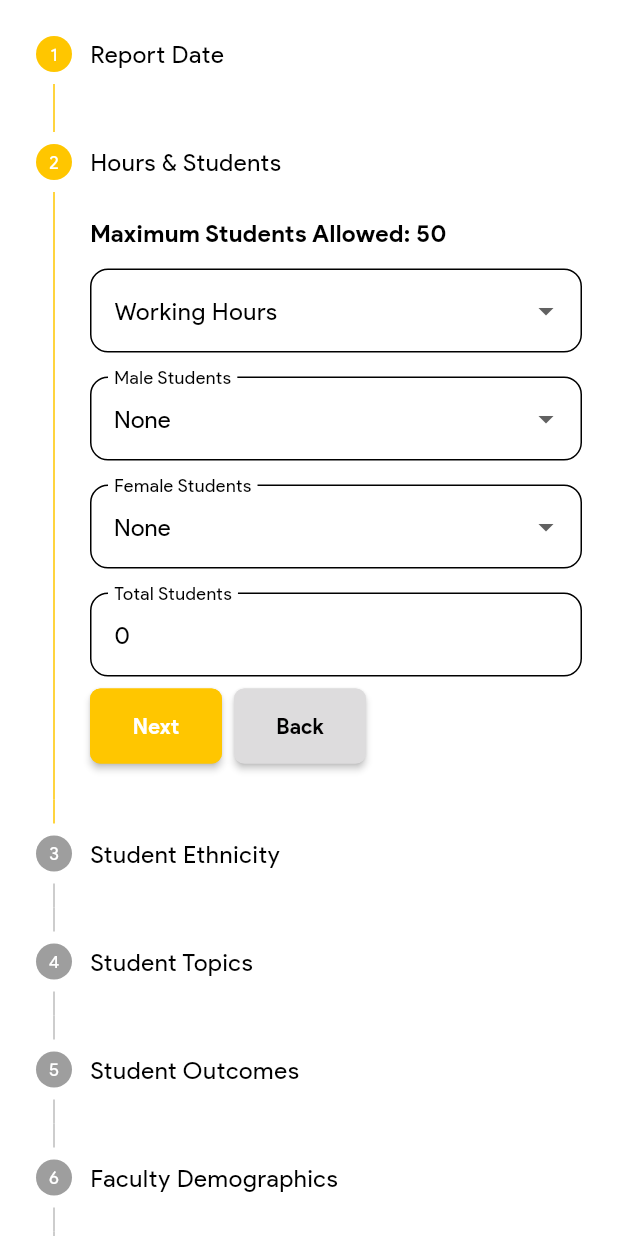
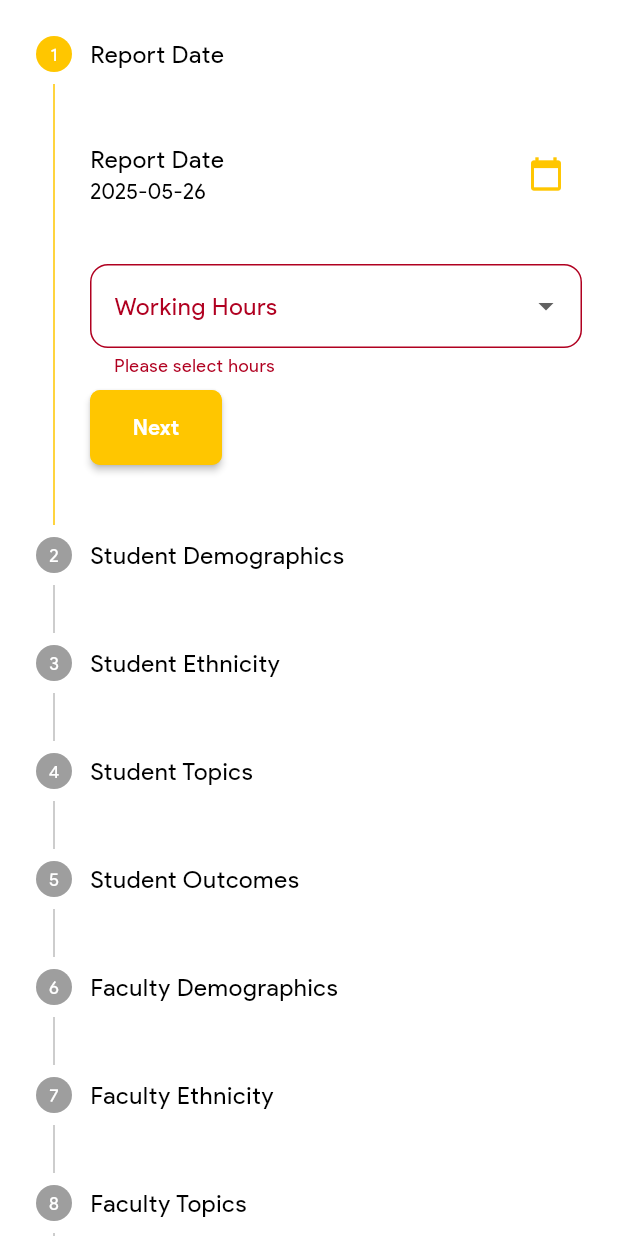
Before and after one commit to Angello-27/nsca_daily, a Flutter app: the DailyReportScreen screen opened directly, after a tap on "Next", on a phone screen of 412 x 824 dp. Run offline on Flutter 3.47's test engine with Material 3 defaults, Android fonts, the light colour scheme and no system bars; our stand-ins replace cached_network_image, connectivity_plus, html_unescape, image_picker, lottie, material_design_icons_flutter and 8 more; missing offline and left inert: universal_html, vimeo_embed_player; accounts and stored records are empty; network calls fail.

Commit message:
registro completo del reporte diario

```diff
--- a/lib/constants.dart
+++ b/lib/constants.dart
@@ -1,8 +1,8 @@
 // ignore_for_file: constant_identifier_names
 import 'package:flutter/material.dart';
 
-//const String BASE_URL = 'https://www.nscaacademy.org';
-const String BASE_URL = 'http://192.168.0.9/nsca-lms/';
+const String BASE_URL = 'https://www.nscaacademy.org';
+//const String BASE_URL = 'http://192.168.0.9/nsca-lms/';
 
 // list of colors that we use in our app
 const kBackgroundColor = Color(0xFFF5F9FA);
--- a/lib/widgets/daily_report/daily_report_stepper.dart
+++ b/lib/widgets/daily_report/daily_report_stepper.dart
@@ -1,9 +1,10 @@
 import 'package:flutter/material.dart';
+import 'package:lottie/lottie.dart';
 import 'package:nsca_daily/constants.dart';
 import 'package:provider/provider.dart';
 import '../../providers/daily_report.dart';
 import './date_step.dart';
-import './hours_step.dart';
+import 'student_demographics_step.dart';
 import './student_ethnic_step.dart';
 import './student_topics_step.dart';
 import './student_outcomes_step.dart';
@@ -32,16 +33,27 @@ class _DailyReportStepperState extends State<DailyReportStepper> {
     if (form == null || form.validate()) {
       if (isLast) {
         try {
-          await prov.submitReport();
-          if (!mounted) return; // evita usar context si ya no está montado
-          ScaffoldMessenger.of(
-            context,
-          ).showSnackBar(const SnackBar(content: Text('Report submitted')));
-        } catch (e) {
+          final error = await prov.submitReport();
+          if (!mounted) return;
+          if (error != null) {
+            ScaffoldMessenger.of(
+              context,
+            ).showSnackBar(SnackBar(content: Text(error)));
+          } else {
+            // En lugar del SnackBar, mostramos el diálogo de éxito
+            await showSuccessDialog(context);
+            // 1) Reseteo el provider
+            prov.reset();
+            // 2) Pinto el stepper de nuevo en 0
+            setState(() {
+              _currentStep = 0;
+            });
+          }
+        } catch (error) {
           if (!mounted) return;
           ScaffoldMessenger.of(
             context,
-          ).showSnackBar(SnackBar(content: Text(e.toString())));
+          ).showSnackBar(SnackBar(content: Text(error.toString())));
         }
       } else {
         setState(() => _currentStep++);
@@ -60,8 +72,8 @@ class _DailyReportStepperState extends State<DailyReportStepper> {
       isActive: _currentStep >= 0,
     ),
     Step(
-      title: const Text('Hours & Students'),
-      content: Form(key: _stepKeys[1], child: const HoursStep()),
+      title: const Text('Student Demographics'),
+      content: Form(key: _stepKeys[1], child: const StudentDemographicsStep()),
       isActive: _currentStep >= 1,
       state: _currentStep > 1 ? StepState.complete : StepState.indexed,
     ),
@@ -120,6 +132,39 @@ class _DailyReportStepperState extends State<DailyReportStepper> {
       state: _currentStep > 10 ? StepState.complete : StepState.indexed,
     ),
   ];
+
+  Future<void> showSuccessDialog(BuildContext context) {
+    return showDialog(
+      context: context,
+      barrierDismissible: false,
+      builder:
+          (_) => AlertDialog(
+            content: Column(
+              mainAxisSize: MainAxisSize.min,
+              children: [
+                // Si tienes un JSON de Lottie en assets:
+                Lottie.asset(
+                  'assets/images/success.json',
+                  width: 120,
+                  repeat: false,
+                ),
+                const SizedBox(height: 16),
+                const Text(
+                  'Your daily report was submitted successfully!',
+                  textAlign: TextAlign.center,
+                  style: TextStyle(fontSize: 16, fontWeight: FontWeight.bold),
+                ),
+              ],
+            ),
+            actions: [
+              TextButton(
+                onPressed: () => Navigator.of(context).pop(),
+                child: const Text('OK'),
+              ),
+            ],
+          ),
+    );
+  }
 
   Widget _buildNextButton(ControlsDetails details, bool isLast) {
     return MaterialButton(
--- a/lib/widgets/daily_report/date_step.dart
+++ b/lib/widgets/daily_report/date_step.dart
@@ -11,7 +11,10 @@ class DateStep extends StatelessWidget {
   Widget build(BuildContext context) {
     final prov = context.watch<DailyReportProvider>();
 
-    return ListTile(
+    return Column(
+      crossAxisAlignment: CrossAxisAlignment.start,
+      children: [
+        ListTile(
           contentPadding: const EdgeInsets.symmetric(vertical: 8),
           title: const Text('Report Date'),
           subtitle: Text(
@@ -32,6 +35,28 @@ class DateStep extends StatelessWidget {
               if (selected != null) prov.setDate(selected);
             },
           ),
+        ),
+        const SizedBox(height: 16),
+        // Working hours
+        DropdownButtonFormField<int>(
+          decoration: InputDecoration(
+            labelText: 'Working Hours',
+            border: kDefaultInputBorder,
+            focusedBorder: kDefaultFocusInputBorder,
+            filled: true,
+            fillColor: Colors.white70,
+          ),
+          value: prov.workingHours,
+          items:
+              List.generate(12, (i) => i + 1)
+                  .map((h) => DropdownMenuItem(value: h, child: Text('$h')))
+                  .toList(),
+          onChanged: (v) {
+            if (v != null) prov.setWorkingHours(v);
+          },
+          validator: (v) => v == null ? 'Please select hours' : null,
+        ),
+      ],
     );
   }
 }
--- a/lib/widgets/daily_report/faculty_demographics_step.dart
+++ b/lib/widgets/daily_report/faculty_demographics_step.dart
@@ -20,7 +20,7 @@ class FacultyDemographicsStep extends StatelessWidget {
       crossAxisAlignment: CrossAxisAlignment.start,
       children: [
         // Total de personal académico
-        DropdownButtonFormField<int>(
+        DropdownButtonFormField<int?>(
           decoration: InputDecoration(
             labelText: 'Total Faculty/Staff',
             border: kDefaultInputBorder,
@@ -28,11 +28,17 @@ class FacultyDemographicsStep extends StatelessWidget {
             filled: true,
             fillColor: Colors.white70,
           ),
+          // value puede ser null hasta que el usuario elija
           value: prov.teachersMany,
-          items:
-              List.generate(50, (i) => i + 1)
-                  .map((v) => DropdownMenuItem(value: v, child: Text('$v')))
-                  .toList(),
+          items: [
+            // opción inicial vacía
+            const DropdownMenuItem<int?>(value: null, child: Text('None')),
+            // de 1 a total
+            ...List.generate(
+              50,
+              (i) => i + 1,
+            ).map((v) => DropdownMenuItem(value: v, child: Text('$v'))),
+          ],
           onChanged: (v) {
             if (v != null) prov.setTeachersMany(v);
           },
--- a/lib/widgets/daily_report/hours_step.dart
+++ b/lib/widgets/daily_report/student_demographics_step.dart
@@ -1,43 +1,43 @@
 import 'package:flutter/material.dart';
+import 'package:nsca_daily/helpers/report_helpers.dart';
 import 'package:provider/provider.dart';
 import '../../providers/daily_report.dart';
 import '../../constants.dart';
 
 /// Widget para seleccionar horas de trabajo y conteo de alumnos (máximo 50)
-class HoursStep extends StatefulWidget {
-  const HoursStep({super.key});
+class StudentDemographicsStep extends StatefulWidget {
+  const StudentDemographicsStep({super.key});
 
   @override
-  State<HoursStep> createState() => _HoursStepState();
+  State<StudentDemographicsStep> createState() =>
+      _StudentDemographicsStepState();
 }
 
-class _HoursStepState extends State<HoursStep> {
+class _StudentDemographicsStepState extends State<StudentDemographicsStep> {
   late final TextEditingController _totalController;
+  late final DailyReportProvider _prov;
 
   @override
   void initState() {
     super.initState();
     _totalController = TextEditingController();
-    // Suscríbete a cambios del provider:
-    WidgetsBinding.instance.addPostFrameCallback((_) {
-      final prov = context.read<DailyReportProvider>();
-      prov.addListener(_updateTotal);
-      _updateTotal();
-    });
+    // Capturamos el provider y suscribimos listener
+    _prov = context.read<DailyReportProvider>();
+    _prov.addListener(_updateTotal);
+    _updateTotal();
   }
 
   @override
   void dispose() {
-    context.read<DailyReportProvider>().removeListener(_updateTotal);
+    // Usamos la referencia guardada, no context.read()
+    _prov.removeListener(_updateTotal);
     _totalController.dispose();
     super.dispose();
   }
 
   void _updateTotal() {
-    // Esto se llamará tras cada notifyListeners()
     if (!mounted) return;
-    _totalController.text =
-        context.read<DailyReportProvider>().studentsMany.toString();
+    _totalController.text = (_prov.studentsMany).toString();
   }
 
   @override
@@ -60,28 +60,6 @@ class _HoursStepState extends State<HoursStep> {
             style: const TextStyle(fontWeight: FontWeight.bold, fontSize: 16),
           ),
         ),
-
-        // Working hours
-        DropdownButtonFormField<int>(
-          decoration: InputDecoration(
-            labelText: 'Working Hours',
-            border: kDefaultInputBorder,
-            focusedBorder: kDefaultFocusInputBorder,
-            filled: true,
-            fillColor: Colors.white70,
-          ),
-          value: prov.workingHours,
-          items:
-              List.generate(12, (i) => i + 1)
-                  .map((h) => DropdownMenuItem(value: h, child: Text('$h')))
-                  .toList(),
-          onChanged: (v) {
-            if (v != null) prov.setWorkingHours(v);
-          },
-          validator: (v) => v == null ? 'Please select hours' : null,
-        ),
-
-        const SizedBox(height: 16),
 
         // Male Students
         DropdownButtonFormField<int?>(
@@ -151,6 +129,27 @@ class _HoursStepState extends State<HoursStep> {
             fillColor: Colors.white70,
           ),
         ),
+
+        const SizedBox(height: 16),
+
+        // Average Age dropdown
+        DropdownButtonFormField<String?>(
+          decoration: InputDecoration(
+            labelText: 'Average Age',
+            border: kDefaultInputBorder,
+            focusedBorder: kDefaultFocusInputBorder,
+            filled: true,
+            fillColor: Colors.white70,
+          ),
+          items:
+              getAgeGroups().entries
+                  .map(
+                    (e) => DropdownMenuItem(value: e.key, child: Text(e.value)),
+                  )
+                  .toList(),
+          value: prov.averageAge,
+          onChanged: prov.setAverageAge,
+        ),
       ],
     );
   }
--- a/lib/widgets/daily_report/student_ethnic_step.dart
+++ b/lib/widgets/daily_report/student_ethnic_step.dart
@@ -13,7 +13,7 @@ class StudentEthnicStep extends StatelessWidget {
   @override
   Widget build(BuildContext context) {
     final prov = context.watch<DailyReportProvider>();
-    final total = prov.studentsMany ?? 0; // ahora es int no nullable
+    final total = prov.studentsMany; // ahora es int no nullable
 
     return Column(
       crossAxisAlignment: CrossAxisAlignment.start,
--- a/pubspec.yaml
+++ b/pubspec.yaml
@@ -36,6 +36,7 @@ dependencies:
   share_plus: ^11.0.0
   youtube_player_flutter: ^9.1.1
   video_player: ^2.9.5
+  lottie: ^2.2.0
 
 
 dev_dependencies:
```
Also changed, not shown: assets/images/success.json (added, +1 -0 lines), lib/models/daily_report.dart (+19 -16 lines), lib/providers/daily_report.dart (+45 -7 lines), pubspec.lock. Lines whose indentation alone changed are shown as unchanged.
